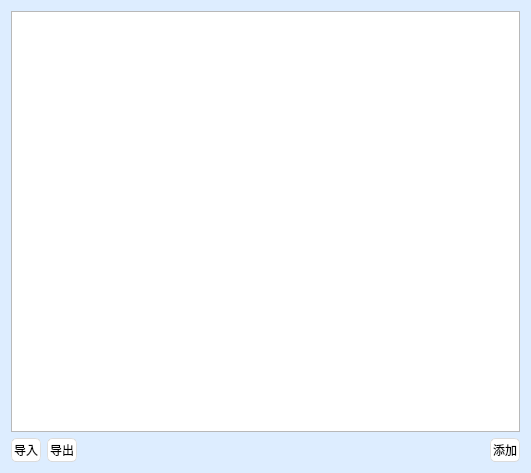
Old version of the form ui/command_list.ui in the repository wangjing1215/COM-DEV.
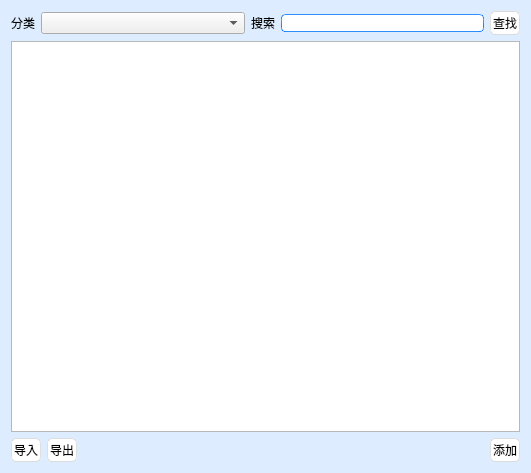
New version of the form.

```diff
--- a/ui/command_list.ui
+++ b/ui/command_list.ui
@@ -568,6 +568,44 @@
 }</string>
   </property>
   <layout class="QVBoxLayout" name="verticalLayout">
+   <item>
+    <layout class="QHBoxLayout" name="horizontalLayout_2">
+     <item>
+      <widget class="QLabel" name="label">
+       <property name="text">
+        <string>分类</string>
+       </property>
+      </widget>
+     </item>
+     <item>
+      <widget class="QComboBox" name="comboBox">
+       <property name="sizePolicy">
+        <sizepolicy hsizetype="Expanding" vsizetype="Fixed">
+         <horstretch>0</horstretch>
+         <verstretch>0</verstretch>
+        </sizepolicy>
+       </property>
+      </widget>
+     </item>
+     <item>
+      <widget class="QLabel" name="label_2">
+       <property name="text">
+        <string>搜索</string>
+       </property>
+      </widget>
+     </item>
+     <item>
+      <widget class="QLineEdit" name="lineEdit"/>
+     </item>
+     <item>
+      <widget class="QPushButton" name="pushButton_4">
+       <property name="text">
+        <string>查找</string>
+       </property>
+      </widget>
+     </item>
+    </layout>
+   </item>
    <item>
     <widget class="QListWidget" name="listWidget"/>
    </item>
```
